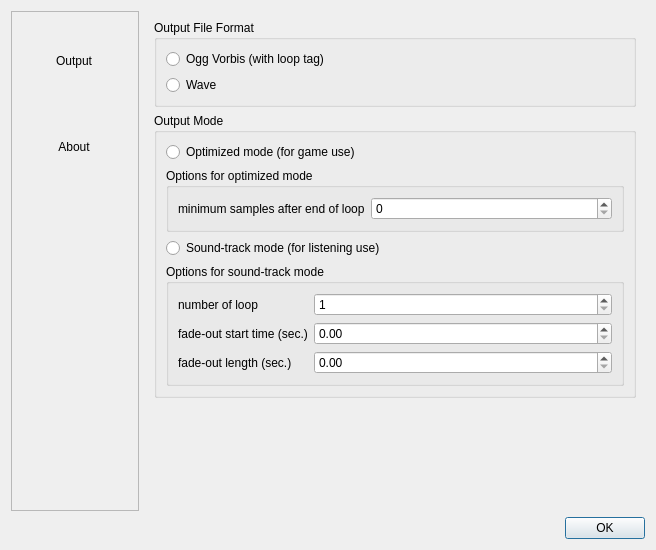
Above: LoopMID2LoopOGG-GUI/forms/ConfigDialog.ui from WL-Amigo/LoopMID2LoopOGG before the change. Below: the same form after it.
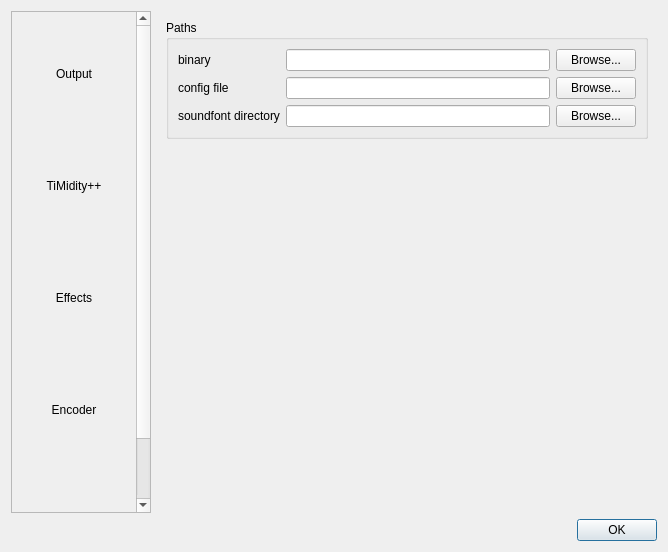
That is the form after the change. The open tabs and pages were chosen to show the change. Icons and pictures are not drawn.

Commit message: ConfigDialog: add some new configuration item

```diff
--- a/LoopMID2LoopOGG-GUI/forms/ConfigDialog.ui
+++ b/LoopMID2LoopOGG-GUI/forms/ConfigDialog.ui
@@ -6,8 +6,8 @@
    <rect>
     <x>0</x>
     <y>0</y>
-    <width>656</width>
-    <height>549</height>
+    <width>668</width>
+    <height>552</height>
    </rect>
   </property>
   <property name="windowTitle">
@@ -22,13 +22,13 @@
         <widget class="QScrollArea" name="scrollArea">
          <property name="minimumSize">
           <size>
-           <width>128</width>
+           <width>140</width>
            <height>0</height>
           </size>
          </property>
          <property name="maximumSize">
           <size>
-           <width>128</width>
+           <width>140</width>
            <height>16777215</height>
           </size>
          </property>
@@ -46,8 +46,8 @@
            <rect>
             <x>0</x>
             <y>0</y>
-            <width>126</width>
-            <height>498</height>
+            <width>124</width>
+            <height>572</height>
            </rect>
           </property>
           <layout class="QVBoxLayout" name="verticalLayout_7">
@@ -56,13 +56,13 @@
              <property name="minimumSize">
               <size>
                <width>106</width>
-               <height>80</height>
+               <height>106</height>
               </size>
              </property>
              <property name="maximumSize">
               <size>
                <width>106</width>
-               <height>80</height>
+               <height>106</height>
               </size>
              </property>
              <property name="styleSheet">
@@ -88,18 +88,129 @@
              </property>
             </widget>
            </item>
+           <item>
+            <widget class="QToolButton" name="CSBTiMidity">
+             <property name="minimumSize">
+              <size>
+               <width>106</width>
+               <height>106</height>
+              </size>
+             </property>
+             <property name="maximumSize">
+              <size>
+               <width>106</width>
+               <height>106</height>
+              </size>
+             </property>
+             <property name="styleSheet">
+              <string notr="true">background-color: none;
+border: none;</string>
+             </property>
+             <property name="text">
+              <string>TiMidity++</string>
+             </property>
+             <property name="icon">
+              <iconset>
+               <normalon>:/note2x.png</normalon>
+              </iconset>
+             </property>
+             <property name="iconSize">
+              <size>
+               <width>48</width>
+               <height>48</height>
+              </size>
+             </property>
+             <property name="toolButtonStyle">
+              <enum>Qt::ToolButtonTextUnderIcon</enum>
+             </property>
+            </widget>
+           </item>
+           <item>
+            <widget class="QToolButton" name="toolButton">
+             <property name="minimumSize">
+              <size>
+               <width>106</width>
+               <height>106</height>
+              </size>
+             </property>
+             <property name="maximumSize">
+              <size>
+               <width>106</width>
+               <height>106</height>
+              </size>
+             </property>
+             <property name="styleSheet">
+              <string notr="true">background-color: none;
+border: none;</string>
+             </property>
+             <property name="text">
+              <string>Effects</string>
+             </property>
+             <property name="icon">
+              <iconset>
+               <normalon>:/effect2x.png</normalon>
+              </iconset>
+             </property>
+             <property name="iconSize">
+              <size>
+               <width>48</width>
+               <height>48</height>
+              </size>
+             </property>
+             <property name="toolButtonStyle">
+              <enum>Qt::ToolButtonTextUnderIcon</enum>
+             </property>
+            </widget>
+           </item>
+           <item>
+            <widget class="QToolButton" name="CSBEncoder">
+             <property name="minimumSize">
+              <size>
+               <width>106</width>
+               <height>106</height>
+              </size>
+             </property>
+             <property name="maximumSize">
+              <size>
+               <width>106</width>
+               <height>106</height>
+              </size>
+             </property>
+             <property name="styleSheet">
+              <string notr="true">background-color: none;
+border: none;</string>
+             </property>
+             <property name="text">
+              <string>Encoder</string>
+             </property>
+             <property name="icon">
+              <iconset>
+               <normalon>:/magic1_2x.png</normalon>
+              </iconset>
+             </property>
+             <property name="iconSize">
+              <size>
+               <width>48</width>
+               <height>48</height>
+              </size>
+             </property>
+             <property name="toolButtonStyle">
+              <enum>Qt::ToolButtonTextUnderIcon</enum>
+             </property>
+            </widget>
+           </item>
            <item>
             <widget class="QToolButton" name="CSBAbout">
              <property name="minimumSize">
               <size>
                <width>106</width>
-               <height>80</height>
+               <height>106</height>
               </size>
              </property>
              <property name="maximumSize">
               <size>
                <width>106</width>
-               <height>80</height>
+               <height>106</height>
               </size>
              </property>
              <property name="styleSheet">
@@ -125,19 +236,6 @@
              </property>
             </widget>
            </item>
-           <item>
-            <spacer name="verticalSpacer_2">
-             <property name="orientation">
-              <enum>Qt::Vertical</enum>
-             </property>
-             <property name="sizeHint" stdset="0">
-              <size>
-               <width>20</width>
-               <height>40</height>
-              </size>
-             </property>
-            </spacer>
-           </item>
           </layout>
          </widget>
         </widget>
@@ -305,6 +403,234 @@
            </item>
           </layout>
          </widget>
+         <widget class="QWidget" name="CPTiMidity">
+          <layout class="QVBoxLayout" name="verticalLayout_2">
+           <item>
+            <widget class="QGroupBox" name="groupBox_5">
+             <property name="title">
+              <string>Paths</string>
+             </property>
+             <layout class="QFormLayout" name="formLayout_3">
+              <item row="0" column="0">
+               <widget class="QLabel" name="label_5">
+                <property name="text">
+                 <string>binary</string>
+                </property>
+               </widget>
+              </item>
+              <item row="0" column="1">
+               <layout class="QHBoxLayout" name="horizontalLayout_2">
+                <item>
+                 <widget class="QLineEdit" name="TPBinaryLineEdit"/>
+                </item>
+                <item>
+                 <widget class="QPushButton" name="TPBinaryBrowseButton">
+                  <property name="text">
+                   <string>Browse...</string>
+                  </property>
+                 </widget>
+                </item>
+               </layout>
+              </item>
+              <item row="1" column="0">
+               <widget class="QLabel" name="label_6">
+                <property name="text">
+                 <string>config file</string>
+                </property>
+               </widget>
+              </item>
+              <item row="1" column="1">
+               <layout class="QHBoxLayout" name="horizontalLayout_3">
+                <item>
+                 <widget class="QLineEdit" name="TPConfigFileLineEdit"/>
+                </item>
+                <item>
+                 <widget class="QPushButton" name="TPConfigFileBrowseButton">
+                  <property name="text">
+                   <string>Browse...</string>
+                  </property>
+                 </widget>
+                </item>
+               </layout>
+              </item>
+              <item row="2" column="0">
+               <widget class="QLabel" name="label_7">
+                <property name="text">
+                 <string>soundfont directory</string>
+                </property>
+               </widget>
+              </item>
+              <item row="2" column="1">
+               <layout class="QHBoxLayout" name="horizontalLayout_4">
+                <item>
+                 <widget class="QLineEdit" name="TPSFDirectoryLineEdit"/>
+                </item>
+                <item>
+                 <widget class="QPushButton" name="TPSFDirectoryBrowseButton">
+                  <property name="text">
+                   <string>Browse...</string>
+                  </property>
+                 </widget>
+                </item>
+               </layout>
+              </item>
+             </layout>
+            </widget>
+           </item>
+           <item>
+            <spacer name="verticalSpacer_3">
+             <property name="orientation">
+              <enum>Qt::Vertical</enum>
+             </property>
+             <property name="sizeHint" stdset="0">
+              <size>
+               <width>20</width>
+               <height>40</height>
+              </size>
+             </property>
+            </spacer>
+           </item>
+          </layout>
+         </widget>
+         <widget class="QWidget" name="page">
+          <layout class="QVBoxLayout" name="verticalLayout_3">
+           <item>
+            <widget class="QGroupBox" name="groupBox_6">
+             <property name="title">
+              <string>Reverb</string>
+             </property>
+             <layout class="QVBoxLayout" name="verticalLayout_9">
+              <item>
+               <widget class="QRadioButton" name="FxRDisenableRadio">
+                <property name="text">
+                 <string comment="reverb">Disenable</string>
+                </property>
+               </widget>
+              </item>
+              <item>
+               <widget class="QRadioButton" name="FxREnableRadio">
+                <property name="text">
+                 <string>Enable(controlled by MIDI CC)</string>
+                </property>
+               </widget>
+              </item>
+              <item>
+               <widget class="QRadioButton" name="FxREnableGlobalRadio">
+                <property name="text">
+                 <string>Enable(override by specified level)</string>
+                </property>
+               </widget>
+              </item>
+              <item>
+               <layout class="QFormLayout" name="formLayout_4">
+                <item row="0" column="0">
+                 <widget class="QLabel" name="label_8">
+                  <property name="text">
+                   <string>Reverb Level(1 - 127):</string>
+                  </property>
+                 </widget>
+                </item>
+                <item row="0" column="1">
+                 <widget class="QSpinBox" name="FxRLevelSpinBox">
+                  <property name="minimum">
+                   <number>1</number>
+                  </property>
+                  <property name="maximum">
+                   <number>127</number>
+                  </property>
+                 </widget>
+                </item>
+               </layout>
+              </item>
+             </layout>
+            </widget>
+           </item>
+           <item>
+            <spacer name="verticalSpacer_2">
+             <property name="orientation">
+              <enum>Qt::Vertical</enum>
+             </property>
+             <property name="sizeHint" stdset="0">
+              <size>
+               <width>20</width>
+               <height>319</height>
+              </size>
+             </property>
+            </spacer>
+           </item>
+          </layout>
+         </widget>
+         <widget class="QWidget" name="CPEncoder">
+          <layout class="QVBoxLayout" name="verticalLayout_10">
+           <item>
+            <widget class="QGroupBox" name="groupBox_7">
+             <property name="title">
+              <string>Ogg Vorbis Quality</string>
+             </property>
+             <layout class="QVBoxLayout" name="verticalLayout_11">
+              <item>
+               <widget class="QRadioButton" name="EncOVQNormalRadio">
+                <property name="text">
+                 <string>Normal(q = 4)</string>
+                </property>
+               </widget>
+              </item>
+              <item>
+               <widget class="QRadioButton" name="EncOVQPriorSizeRadio">
+                <property name="text">
+                 <string>Give priority to size(q = 1)</string>
+                </property>
+               </widget>
+              </item>
+              <item>
+               <widget class="QRadioButton" name="EncOVQCustomRadio">
+                <property name="text">
+                 <string>Specify custom quality value</string>
+                </property>
+               </widget>
+              </item>
+              <item>
+               <layout class="QFormLayout" name="formLayout_5">
+                <item row="0" column="0">
+                 <widget class="QLabel" name="label_9">
+                  <property name="text">
+                   <string>Quality Value(-1 - 10):</string>
+                  </property>
+                 </widget>
+                </item>
+                <item row="0" column="1">
+                 <widget class="QSpinBox" name="EncOVQValueSpinBox">
+                  <property name="minimum">
+                   <number>-1</number>
+                  </property>
+                  <property name="maximum">
+                   <number>10</number>
+                  </property>
+                  <property name="value">
+                   <number>4</number>
+                  </property>
+                 </widget>
+                </item>
+               </layout>
+              </item>
+             </layout>
+            </widget>
+           </item>
+           <item>
+            <spacer name="verticalSpacer_4">
+             <property name="orientation">
+              <enum>Qt::Vertical</enum>
+             </property>
+             <property name="sizeHint" stdset="0">
+              <size>
+               <width>20</width>
+               <height>319</height>
+              </size>
+             </property>
+            </spacer>
+           </item>
+          </layout>
+         </widget>
          <widget class="QWidget" name="CPAbout">
           <layout class="QVBoxLayout" name="verticalLayout_8">
            <item>
```
Left out of the diff: 10 changed lines with no effect on the pictures.
